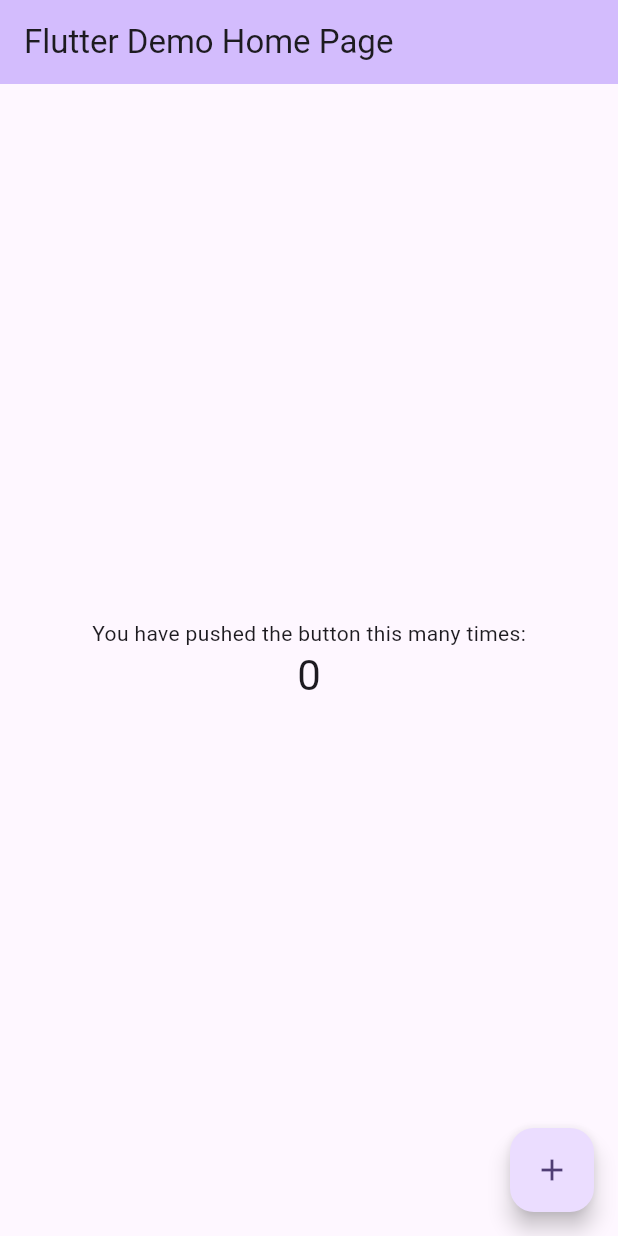
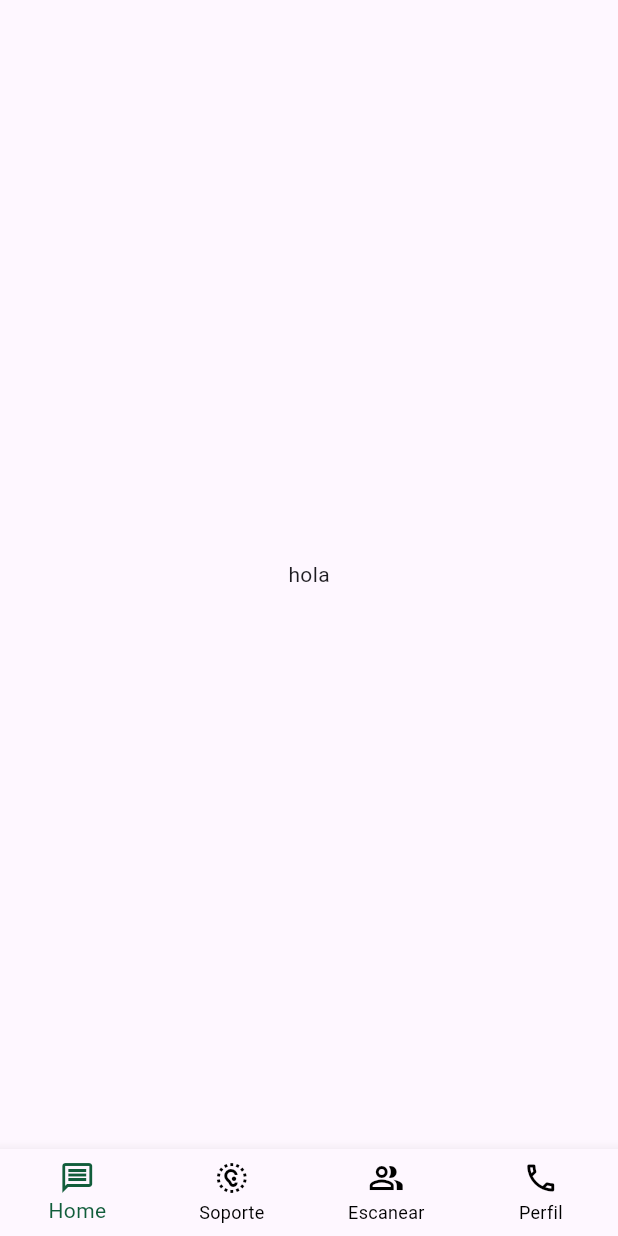
Before and after one commit to Diegdary/zerowaste, a Flutter app: the screen it shows after launch, on a phone screen of 412 x 824 dp. Run offline on Flutter 3.47's test engine with Material 3 defaults, Android fonts, the phone set to English and light mode, and no system bars.

Commit message:
primer push

```diff
--- a/gestion_final/lib/main.dart
+++ b/gestion_final/lib/main.dart
@@ -1,125 +1,6 @@
 import 'package:flutter/material.dart';
+import 'package:gestion_final/widgets/MyApp.dart';
 
 void main() {
   runApp(const MyApp());
 }
-
-class MyApp extends StatelessWidget {
-  const MyApp({super.key});
-
-  // This widget is the root of your application.
-  @override
-  Widget build(BuildContext context) {
-    return MaterialApp(
-      title: 'Flutter Demo',
-      theme: ThemeData(
-        // This is the theme of your application.
-        //
-        // TRY THIS: Try running your application with "flutter run". You'll see
-        // the application has a purple toolbar. Then, without quitting the app,
-        // try changing the seedColor in the colorScheme below to Colors.green
-        // and then invoke "hot reload" (save your changes or press the "hot
-        // reload" button in a Flutter-supported IDE, or press "r" if you used
-        // the command line to start the app).
-        //
-        // Notice that the counter didn't reset back to zero; the application
-        // state is not lost during the reload. To reset the state, use hot
-        // restart instead.
-        //
-        // This works for code too, not just values: Most code changes can be
-        // tested with just a hot reload.
-        colorScheme: ColorScheme.fromSeed(seedColor: Colors.deepPurple),
-        useMaterial3: true,
-      ),
-      home: const MyHomePage(title: 'Flutter Demo Home Page'),
-    );
-  }
-}
-
-class MyHomePage extends StatefulWidget {
-  const MyHomePage({super.key, required this.title});
-
-  // This widget is the home page of your application. It is stateful, meaning
-  // that it has a State object (defined below) that contains fields that affect
-  // how it looks.
-
-  // This class is the configuration for the state. It holds the values (in this
-  // case the title) provided by the parent (in this case the App widget) and
-  // used by the build method of the State. Fields in a Widget subclass are
-  // always marked "final".
-
-  final String title;
-
-  @override
-  State<MyHomePage> createState() => _MyHomePageState();
-}
-
-class _MyHomePageState extends State<MyHomePage> {
-  int _counter = 0;
-
-  void _incrementCounter() {
-    setState(() {
-      // This call to setState tells the Flutter framework that something has
-      // changed in this State, which causes it to rerun the build method below
-      // so that the display can reflect the updated values. If we changed
-      // _counter without calling setState(), then the build method would not be
-      // called again, and so nothing would appear to happen.
-      _counter++;
-    });
-  }
-
-  @override
-  Widget build(BuildContext context) {
-    // This method is rerun every time setState is called, for instance as done
-    // by the _incrementCounter method above.
-    //
-    // The Flutter framework has been optimized to make rerunning build methods
-    // fast, so that you can just rebuild anything that needs updating rather
-    // than having to individually change instances of widgets.
-    return Scaffold(
-      appBar: AppBar(
-        // TRY THIS: Try changing the color here to a specific color (to
-        // Colors.amber, perhaps?) and trigger a hot reload to see the AppBar
-        // change color while the other colors stay the same.
-        backgroundColor: Theme.of(context).colorScheme.inversePrimary,
-        // Here we take the value from the MyHomePage object that was created by
-        // the App.build method, and use it to set our appbar title.
-        title: Text(widget.title),
-      ),
-      body: Center(
-        // Center is a layout widget. It takes a single child and positions it
-        // in the middle of the parent.
-        child: Column(
-          // Column is also a layout widget. It takes a list of children and
-          // arranges them vertically. By default, it sizes itself to fit its
-          // children horizontally, and tries to be as tall as its parent.
-          //
-          // Column has various properties to control how it sizes itself and
-          // how it positions its children. Here we use mainAxisAlignment to
-          // center the children vertically; the main axis here is the vertical
-          // axis because Columns are vertical (the cross axis would be
-          // horizontal).
-          //
-          // TRY THIS: Invoke "debug painting" (choose the "Toggle Debug Paint"
-          // action in the IDE, or press "p" in the console), to see the
-          // wireframe for each widget.
-          mainAxisAlignment: MainAxisAlignment.center,
-          children: <Widget>[
-            const Text(
-              'You have pushed the button this many times:',
-            ),
-            Text(
-              '$_counter',
-              style: Theme.of(context).textTheme.headlineMedium,
-            ),
-          ],
-        ),
-      ),
-      floatingActionButton: FloatingActionButton(
-        onPressed: _incrementCounter,
-        tooltip: 'Increment',
-        child: const Icon(Icons.add),
-      ), // This trailing comma makes auto-formatting nicer for build methods.
-    );
-  }
-}
--- /dev/null
+++ b/gestion_final/lib/screens/MainContent.dart
@@ -0,0 +1,12 @@
+import 'package:flutter/material.dart';
+
+class MainContent extends StatelessWidget {
+  const MainContent({super.key});
+
+  @override
+  Widget build(BuildContext context) {
+    return Center(
+      child: Text("hola"),
+    );
+  }
+}
--- a/gestion_final/lib/screens/bottom_bar.dart
+++ b/gestion_final/lib/screens/MyHomePage.dart
@@ -1,7 +1,10 @@
 import 'package:flutter/material.dart';
 import 'package:flutter/src/widgets/framework.dart';
 import 'package:flutter/src/widgets/placeholder.dart';
-
+import 'package:gestion_final/screens/MainContent.dart';
+import 'package:gestion_final/screens/Scan.dart';
+import 'package:gestion_final/screens/profile.dart';
+import 'package:gestion_final/screens/support.dart';
 
 class Home extends StatefulWidget {
   const Home({super.key});
@@ -13,10 +16,10 @@ class Home extends StatefulWidget {
 class _HomeState extends State<Home> {
   int currentIndex = 0;
   final screens = [
-    MyHomePage(title: "Whatsapp"),
-    statusme(),
-    Community(),
-    Calls()
+    MainContent(),
+    Suport(),
+    Scancam(),
+    ProfScreen(),
   ];
 
   @override
@@ -36,19 +39,19 @@ class _HomeState extends State<Home> {
               icon: Icon(
                 Icons.message_outlined,
               ),
-              label: "Chats",
+              label: "Home",
             ),
             BottomNavigationBarItem(
               icon: Icon(Icons.noise_aware),
-              label: "Updates",
+              label: "Soporte",
             ),
             BottomNavigationBarItem(
               icon: Icon(Icons.people_alt_outlined),
-              label: "Community",
+              label: "Escanear",
             ),
             BottomNavigationBarItem(
               icon: Icon(Icons.phone_outlined),
-              label: "Calls",
+              label: "Perfil",
             ),
           ]),
     );
--- /dev/null
+++ b/gestion_final/lib/screens/Scan.dart
@@ -0,0 +1,15 @@
+import 'package:flutter/material.dart';
+
+class Scancam extends StatefulWidget {
+  const Scancam({super.key});
+
+  @override
+  State<Scancam> createState() => _ScancamState();
+}
+
+class _ScancamState extends State<Scancam> {
+  @override
+  Widget build(BuildContext context) {
+    return const Placeholder();
+  }
+}
--- /dev/null
+++ b/gestion_final/lib/widgets/MyApp.dart
@@ -0,0 +1,34 @@
+import 'package:flutter/material.dart';
+import 'package:gestion_final/screens/MyHomePage.dart';
+
+class MyApp extends StatelessWidget {
+  const MyApp({super.key});
+
+  // This widget is the root of your application.
+  @override
+  Widget build(BuildContext context) {
+    return MaterialApp(
+      title: 'Flutter Demo',
+      theme: ThemeData(
+        // This is the theme of your application.
+        //
+        // TRY THIS: Try running your application with "flutter run". You'll see
+        // the application has a purple toolbar. Then, without quitting the app,
+        // try changing the seedColor in the colorScheme below to Colors.green
+        // and then invoke "hot reload" (save your changes or press the "hot
+        // reload" button in a Flutter-supported IDE, or press "r" if you used
+        // the command line to start the app).
+        //
+        // Notice that the counter didn't reset back to zero; the application
+        // state is not lost during the reload. To reset the state, use hot
+        // restart instead.
+        //
+        // This works for code too, not just values: Most code changes can be
+        // tested with just a hot reload.
+        colorScheme: ColorScheme.fromSeed(seedColor: Colors.deepPurple),
+        useMaterial3: true,
+      ),
+      home: const Home(),
+    );
+  }
+}
```
Also changed, not shown: gestion_final/pubspec.lock.
